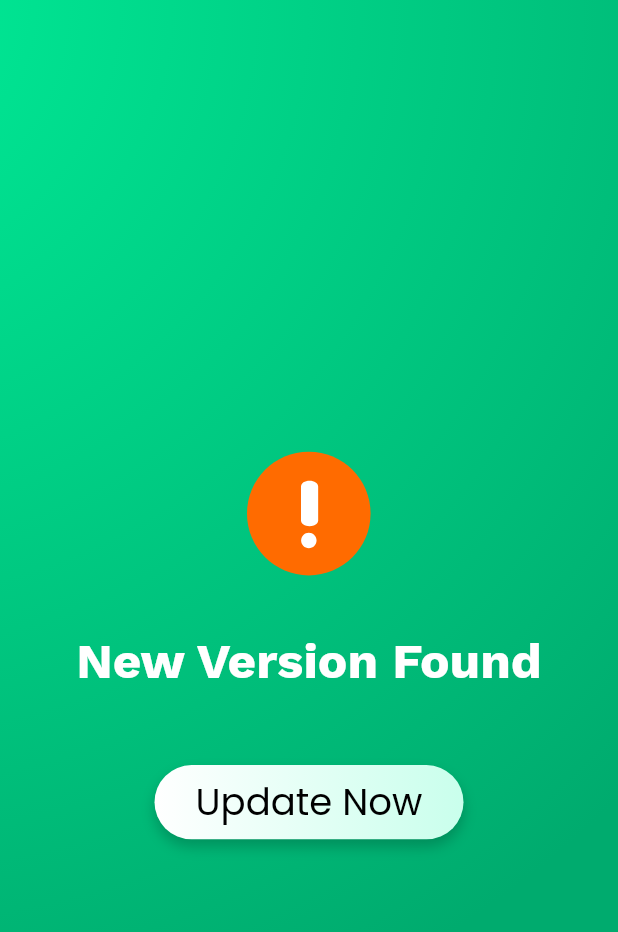
After one commit to dinethsiriwardana/Time-Tracker, a Flutter app: the versionCheck screen opened directly, on a phone screen of 412 x 824 dp. The commit adds this screen. Shown: the top 932 px of the screen. Run offline on Flutter 3.47's test engine with Material 2 defaults, Android fonts, the phone set to English and light mode, and no system bars; our stand-ins replace cloud_firestore, dropdown_button2, firebase_auth, firebase_core, font_awesome_flutter, google_fonts and 7 more; missing offline and left inert: cloud_firestore_web, firebase_auth_web, firebase_core_web, firebase_storage_web, package_info_plus_web; accounts and stored records are empty; network calls fail.

Commit message:
V 10.01.1.10.22 3.2.0+6

```diff
--- a/lib/generated_plugin_registrant.dart
+++ b/lib/generated_plugin_registrant.dart
@@ -10,6 +10,8 @@ import 'package:cloud_firestore_web/cloud_firestore_web.dart';
 import 'package:firebase_auth_web/firebase_auth_web.dart';
 import 'package:firebase_core_web/firebase_core_web.dart';
 import 'package:firebase_storage_web/firebase_storage_web.dart';
+import 'package:package_info_plus_web/package_info_plus_web.dart';
+import 'package:url_launcher_web/url_launcher_web.dart';
 
 import 'package:flutter_web_plugins/flutter_web_plugins.dart';
 
@@ -19,5 +21,7 @@ void registerPlugins(Registrar registrar) {
   FirebaseAuthWeb.registerWith(registrar);
   FirebaseCoreWeb.registerWith(registrar);
   FirebaseStorageWeb.registerWith(registrar);
+  PackageInfoPlugin.registerWith(registrar);
+  UrlLauncherPlugin.registerWith(registrar);
   registrar.registerMessageHandler();
 }
--- a/lib/service/firebase/database.dart
+++ b/lib/service/firebase/database.dart
@@ -80,7 +80,9 @@ class FirestoreDatabase implements Database {
     final reference = FirebaseFirestore.instance
         .collection(path)
         // .orderBy('tmin')
-        .where('docid', isGreaterThanOrEqualTo: searchrangeS);
+        .where('docid',
+            isGreaterThanOrEqualTo: searchrangeS,
+            isLessThanOrEqualTo: searchrangeE);
     //
     ;
 
--- /dev/null
+++ b/lib/v_checker.dart
@@ -0,0 +1,134 @@
+import 'package:cloud_firestore/cloud_firestore.dart';
+import 'package:flutter/material.dart';
+import 'package:flutter/src/foundation/key.dart';
+import 'package:flutter/src/widgets/framework.dart';
+import 'package:google_fonts/google_fonts.dart';
+import 'package:lottie/lottie.dart';
+import 'package:package_info_plus/package_info_plus.dart';
+import 'package:responsive_sizer/responsive_sizer.dart';
+import 'package:timetracker/custom/custom_button.dart';
+import 'package:timetracker/custom/customcolor.dart';
+import 'package:timetracker/landing_page.dart';
+
+import 'dart:async';
+
+import 'package:flutter/foundation.dart' show visibleForTesting;
+import 'package:url_launcher/url_launcher.dart';
+
+class versionCheck extends StatefulWidget {
+  const versionCheck({Key? key}) : super(key: key);
+
+  @override
+  State<versionCheck> createState() => _versionCheckState();
+}
+
+late AnimationController lottieController;
+
+class _versionCheckState extends State<versionCheck>
+    with SingleTickerProviderStateMixin {
+  @override
+  void initState() {
+    super.initState();
+
+    lottieController = AnimationController(
+      vsync: this,
+    );
+    lottieController.addStatusListener((status) {
+      int cont = 0;
+
+      // Do something
+      if (status == AnimationStatus.completed) {
+        cont++;
+        if (cont < 5) {
+          lottieController.reset();
+          lottieController.forward();
+        }
+      }
+    });
+  }
+
+  @override
+  void dispose() {
+    lottieController.dispose();
+    super.dispose();
+  }
+
+  final Uri _url = Uri.parse(
+      "https://play.google.com/store/apps/details?id=com.sstudio.timetracker");
+
+  // Future<void> _launchUrl() async {
+  //   if (!await launchUrl(_url)) {
+  //     throw 'Could not launch $_url';
+  //   }
+  // }
+
+  @override
+  Widget build(BuildContext context) {
+    return Scaffold(
+        body: Container(
+      padding: const EdgeInsets.all(10),
+      width: 100.w,
+      height: 100.h,
+      decoration: BoxDecoration(
+          gradient: RadialGradient(
+        center: const Alignment(-1.5, -1), // near the top right
+        radius: 1.8,
+        colors: [
+          const Color(0xFF00EC97),
+          greenColor,
+        ],
+      )),
+      // child: Center(
+      //   child: Text("aaaa"),
+      // ),
+      child: Center(
+        child: Column(
+          mainAxisAlignment: MainAxisAlignment.center,
+          children: [
+            Lottie.asset(
+              'assets/lottie/warning.json',
+              width: 38.w,
+              height: 38.w,
+              controller: lottieController,
+              onLoaded: (composition) {
+                lottieController.duration = Duration(seconds: 2);
+
+                lottieController.forward();
+              },
+            ),
+            Text(
+              "New Version Found",
+              style: GoogleFonts.workSans(
+                textStyle: TextStyle(
+                    color: white, fontSize: 8.w, fontWeight: FontWeight.bold),
+              ),
+            ),
+            SizedBox(
+              height: 50,
+            ),
+            CustomElebutton(
+              bcolor: white,
+              bcolor2: const Color(0xFFC9FFEC),
+              color: white,
+              fontSize: 6.w,
+              fontcolor: Colors.black,
+              text: 'Update Now',
+              width: 50.w,
+              height: 6.h,
+              onPressed: () {
+                // _launchUrl();
+              },
+              textStyle: GoogleFonts.poppins(
+                textStyle: TextStyle(
+                  color: Colors.black,
+                  fontSize: 6.w,
+                  fontWeight: FontWeight.w400,
+                ),
+              ),
+            ),
+          ],
+        ),
+      ),
+    ));
+  }
+}
--- a/pubspec.yaml
+++ b/pubspec.yaml
@@ -15,7 +15,7 @@ publish_to: 'none' # Remove this line if you wish to publish to pub.dev
 # In iOS, build-name is used as CFBundleShortVersionString while build-number used as CFBundleVersion.
 # Read more about iOS versioning at
 # https://developer.apple.com/library/archive/documentation/General/Reference/InfoPlistKeyReference/Articles/CoreFoundationKeys.html
-version: 3.0.0+4
+version: 3.2.0+6
 
 environment:
   sdk: ">=2.17.6 <3.0.0"
@@ -46,8 +46,10 @@ dependencies:
   liquid_progress_indicator: ^0.4.0
   lottie: ^1.2.3
   numberpicker: ^2.1.1
+  package_info_plus: ^1.4.3+1
   provider: ^6.0.3
   responsive_sizer: ^3.1.0
+  url_launcher: ^6.1.6
   quickalert: ^1.0.0
 
 dev_dependencies:
@@ -80,6 +82,7 @@ flutter:
   # To add assets to your application, add an assets section, like this:
   assets:
     - assets/img/
+    - assets/lottie/
 
 
   # An image asset can refer to one or more resolution-specific "variants", see
```
Also changed, not shown: assets/lottie/warning.json (added, +1 -0 lines), lib/custom/header.dart (+9 -5 lines), lib/landing_page.dart (+44 -3 lines), lib/screen/show_log/log_box.dart (+4 -10 lines), lib/screen/show_log/log_stream.dart (+13 -17 lines), pubspec.lock, 11 other files.
